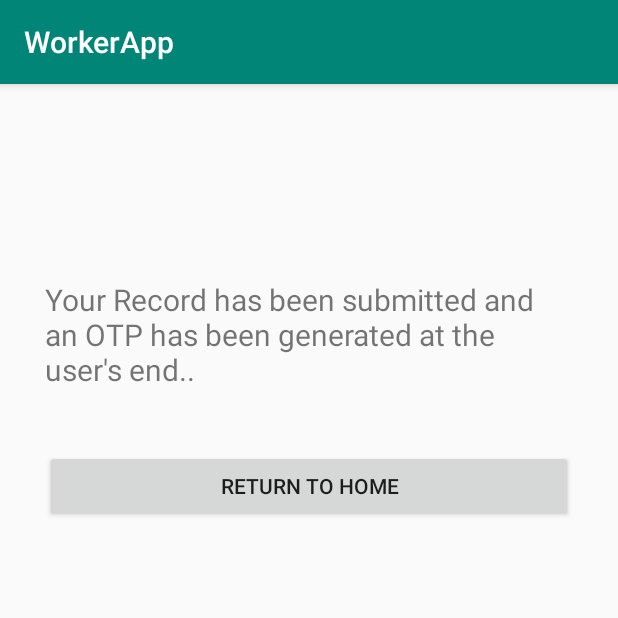
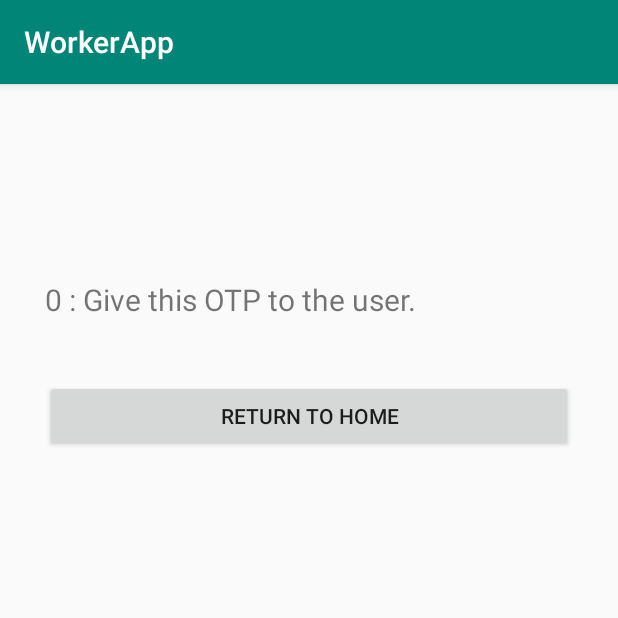
Before and after one commit to shekhar0809/HashHacks4.0-CIC, an Android app: the screen it shows after launch (Submit_Message), after a tap on "SUBMIT", on a phone screen of 412 x 824 dp, the top half of it. Run offline under Robolectric (Android 15) with nearby library versions, the phone set to English and light mode, and no system bars; 2 statements that could not run were skipped.

Commit message:
Final Workers App

```diff
--- a/WorkerApp/app/src/main/java/com/example/workerapp/MainActivity.kt
+++ b/WorkerApp/app/src/main/java/com/example/workerapp/MainActivity.kt
@@ -4,6 +4,7 @@ import android.content.Intent
 import androidx.appcompat.app.AppCompatActivity
 import android.os.Bundle
 import android.widget.Toast
+import androidx.annotation.IntegerRes
 import kotlinx.android.synthetic.main.activity_main.*
 
 class MainActivity : AppCompatActivity() {
@@ -18,9 +19,19 @@ class MainActivity : AppCompatActivity() {
         }
 
         submit_button.setOnClickListener(){
+            val nmessage1 = non_recyclable_trash.text.toString()
+            val nmessage2 = nmessage1.toInt()
+
+            val rmessage1 = recyclable_trash.text.toString()
+            val rmessage2 = (rmessage1).toInt()
+            val rmessage3 = ((rmessage2+nmessage2)*137)
+            val rmessage4 = rmessage3.toString()
             val intent = Intent(this, Submit_Message::class.java)
+            Toast.makeText(this, "Your response has been recorded!", Toast.LENGTH_LONG).show()
+            intent.putExtra("otp_generated", rmessage4)
             startActivity(intent)
-            Toast.makeText(this, "Your response has been recorded!", Toast.LENGTH_LONG).show()
+
+
         }
     }
 }
--- a/WorkerApp/app/src/main/java/com/example/workerapp/Submit_Message.kt
+++ b/WorkerApp/app/src/main/java/com/example/workerapp/Submit_Message.kt
@@ -11,6 +11,11 @@ class Submit_Message : AppCompatActivity() {
         super.onCreate(savedInstanceState)
         setContentView(R.layout.message_submit)
 
+        val bundle: Bundle? = intent.extras
+        val msg = bundle!!.getString("otp_generated")
+
+        textView5.text = msg + " : Give this OTP to the user."
+
         return_home.setOnClickListener(){
             val intent = Intent(this, MainActivity::class.java)
             startActivity(intent)
--- a/WorkerApp/app/src/main/res/layout/message_submit.xml
+++ b/WorkerApp/app/src/main/res/layout/message_submit.xml
@@ -8,9 +8,9 @@
         android:id="@+id/textView5"
         android:layout_width="match_parent"
         android:layout_height="wrap_content"
-        android:text="Your Record has been submitted and an OTP has been generated at the user's end.."
         android:layout_marginTop="100dp"
-        android:textSize="20dp"/>
+        android:textSize="20dp"
+        android:inputType="number"/>
 
     <Button
         android:id="@+id/return_home"
```
